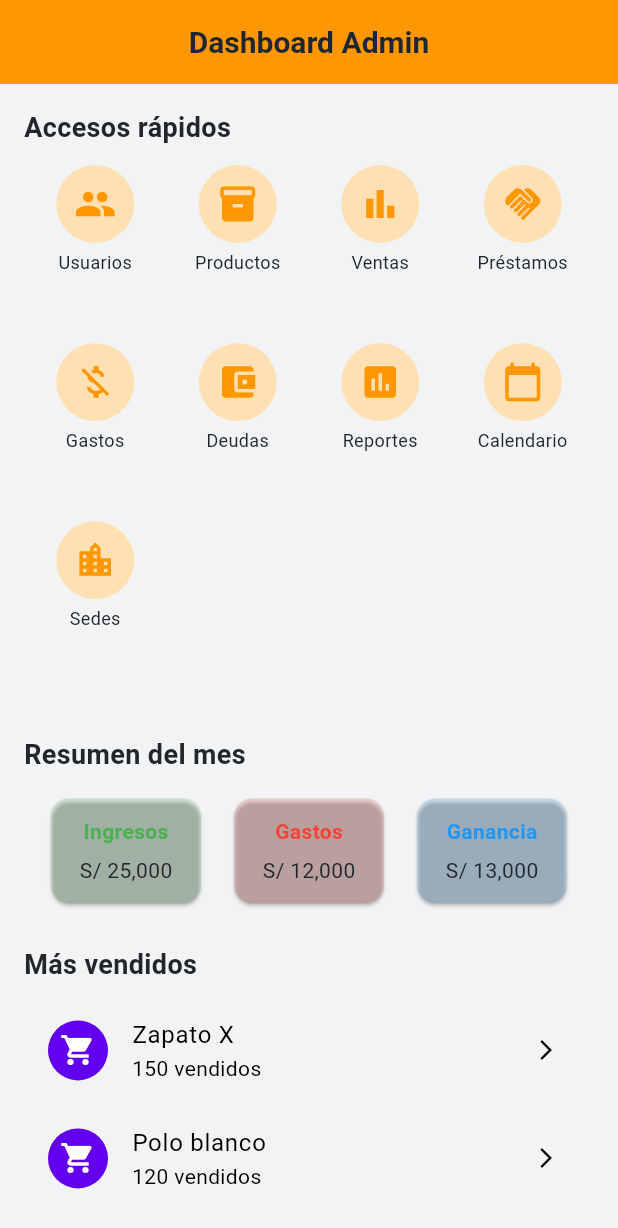
After one commit to DanielfQo/Tienda_online, a Flutter app: the HomeAdminPage screen opened by its route, on a phone screen of 412 x 824 dp. The commit adds this screen. Shown: the top 1228 px of the screen. Run offline on Flutter 3.47's test engine with Material 3 defaults, Android fonts, the phone set to English and light mode, and no system bars; our stand-ins replace go_router.

Commit message:
Avance del home admin

```diff
--- /dev/null
+++ b/lib/presentation/pages/home_admin_page.dart
@@ -0,0 +1,116 @@
+import 'package:flutter/material.dart';
+import '../../core/theme/light_color.dart';
+import '../widgets/custom_button.dart';
+import '../widgets/admin_category_button.dart';
+import '../widgets/resumen_card.dart';
+
+class HomeAdminPage extends StatelessWidget {
+  const HomeAdminPage({super.key});
+
+  final List<Map<String, dynamic>> categorias = const [
+    {'icon': Icons.people, 'label': 'Usuarios'},
+    {'icon': Icons.inventory, 'label': 'Productos'},
+    {'icon': Icons.bar_chart, 'label': 'Ventas'},
+    {'icon': Icons.handshake, 'label': 'Préstamos'},
+    {'icon': Icons.money_off, 'label': 'Gastos'},
+    {'icon': Icons.account_balance_wallet, 'label': 'Deudas'},
+    {'icon': Icons.insert_chart, 'label': 'Reportes'},
+    {'icon': Icons.calendar_today, 'label': 'Calendario'},
+    {'icon': Icons.location_city, 'label': 'Sedes'},
+  ];
+
+  @override
+  Widget build(BuildContext context) {
+    return Scaffold(
+      backgroundColor: LightColor.backgroundProfile,
+      appBar: AppBar(
+        title: const Text('Dashboard Admin'),
+        centerTitle: true,
+        backgroundColor: Colors.orange,
+      ),
+      body: SingleChildScrollView(
+        padding: const EdgeInsets.all(16),
+        child: Column(
+          crossAxisAlignment: CrossAxisAlignment.start,
+          children: [
+            // Categorías arriba
+            const Text(
+              'Accesos rápidos',
+              style: TextStyle(fontSize: 18, fontWeight: FontWeight.bold),
+            ),
+            const SizedBox(height: 12),
+            GridView.builder(
+              shrinkWrap: true,
+              physics: const NeverScrollableScrollPhysics(),
+              itemCount: categorias.length,
+              gridDelegate: const SliverGridDelegateWithFixedCrossAxisCount(
+                crossAxisCount: 4,
+                childAspectRatio: 0.8,
+              ),
+              itemBuilder: (context, index) {
+                final cat = categorias[index];
+                return AdminCategoryButton(
+                  icon: cat['icon'],
+                  label: cat['label'],
+                  onTap: () {}, // Puedes agregar navegación
+                );
+              },
+            ),
+
+            const SizedBox(height: 24),
+
+            const Text(
+              'Resumen del mes',
+              style: TextStyle(fontSize: 18, fontWeight: FontWeight.bold),
+            ),
+            const SizedBox(height: 12),
+
+            Row(
+              mainAxisAlignment: MainAxisAlignment.spaceEvenly,
+              children: const [
+                ResumenCard(
+                  title: 'Ingresos',
+                  amount: 'S/ 25,000',
+                  color: Colors.green,
+                ),
+                ResumenCard(
+                  title: 'Gastos',
+                  amount: 'S/ 12,000',
+                  color: Colors.red,
+                ),
+                ResumenCard(
+                  title: 'Ganancia',
+                  amount: 'S/ 13,000',
+                  color: Colors.blue,
+                ),
+              ],
+            ),
+
+            const SizedBox(height: 24),
+            const Text(
+              'Más vendidos',
+              style: TextStyle(fontSize: 18, fontWeight: FontWeight.bold),
+            ),
+            const SizedBox(height: 8),
+
+            ListTile(
+              leading: const CircleAvatar(child: Icon(Icons.shopping_cart)),
+              title: const Text('Zapato X'),
+              subtitle: const Text('150 vendidos'),
+              trailing: const Icon(Icons.arrow_forward_ios, size: 16),
+              onTap: () {},
+            ),
+
+            ListTile(
+              leading: const CircleAvatar(child: Icon(Icons.shopping_cart)),
+              title: const Text('Polo blanco'),
+              subtitle: const Text('120 vendidos'),
+              trailing: const Icon(Icons.arrow_forward_ios, size: 16),
+              onTap: () {},
+            ),
+          ],
+        ),
+      ),
+    );
+  }
+}
--- a/lib/presentation/pages/login_page.dart
+++ b/lib/presentation/pages/login_page.dart
@@ -27,7 +27,7 @@ class _LoginPageState extends State<LoginPage> {
     authProvider.login(username, password);
 
     if (authProvider.isLoggedIn) {
-      context.go(AppRoutes.home);
+      context.go(AppRoutes.homeAdmin);
     } else {
       setState(() {
         _error = 'Usuario o contraseña incorrectos';
--- /dev/null
+++ b/lib/presentation/widgets/admin_category_button.dart
@@ -0,0 +1,36 @@
+import 'package:flutter/material.dart';
+
+class AdminCategoryButton extends StatelessWidget {
+  final IconData icon;
+  final String label;
+  final VoidCallback onTap;
+
+  const AdminCategoryButton({
+    super.key,
+    required this.icon,
+    required this.label,
+    required this.onTap,
+  });
+
+  @override
+  Widget build(BuildContext context) {
+    return GestureDetector(
+      onTap: onTap,
+      child: Column(
+        children: [
+          CircleAvatar(
+            radius: 26,
+            backgroundColor: Colors.orange.shade100,
+            child: Icon(icon, color: Colors.orange, size: 28),
+          ),
+          const SizedBox(height: 4),
+          Text(
+            label,
+            style: const TextStyle(fontSize: 12),
+            textAlign: TextAlign.center,
+          ),
+        ],
+      ),
+    );
+  }
+}
--- /dev/null
+++ b/lib/presentation/widgets/resumen_card.dart
@@ -0,0 +1,35 @@
+import 'package:flutter/material.dart';
+
+class ResumenCard extends StatelessWidget {
+  final String title;
+  final String amount;
+  final Color color;
+
+  const ResumenCard({
+    super.key,
+    required this.title,
+    required this.amount,
+    required this.color,
+  });
+
+  @override
+  Widget build(BuildContext context) {
+    return Card(
+      color: color.withOpacity(0.15),
+      child: Container(
+        padding: const EdgeInsets.all(12),
+        width: 100,
+        child: Column(
+          children: [
+            Text(
+              title,
+              style: TextStyle(color: color, fontWeight: FontWeight.bold),
+            ),
+            const SizedBox(height: 6),
+            Text(amount, style: const TextStyle(fontSize: 14)),
+          ],
+        ),
+      ),
+    );
+  }
+}
--- a/lib/routes/app_router.dart
+++ b/lib/routes/app_router.dart
@@ -8,6 +8,7 @@ import '../presentation/pages/profile_page.dart';
 import '../presentation/pages/account_page.dart';
 import '../presentation/pages/order_history_page.dart';
 import '../presentation/pages/address_page.dart';
+import '../presentation/pages/home_admin_page.dart';
 
 final GoRouter appRouter = GoRouter(
   initialLocation: AppRoutes.home,
@@ -40,5 +41,9 @@ final GoRouter appRouter = GoRouter(
       path: AppRoutes.addressBook,
       builder: (context, state) => const AddressPage(),
     ),
+    GoRoute(
+      path: AppRoutes.homeAdmin,
+      builder: (context, state) => const HomeAdminPage(),
+    ),
   ],
 );
--- a/lib/routes/app_routes.dart
+++ b/lib/routes/app_routes.dart
@@ -6,4 +6,5 @@ class AppRoutes {
   static const String account = '/mi-cuenta';
   static const String orderHistory = '/pedidos';
   static const String addressBook = '/addresses';
+  static const String homeAdmin = '/home_admin';
 }
--- a/pubspec.yaml
+++ b/pubspec.yaml
@@ -28,13 +28,14 @@ environment:
 # the latest version available on pub.dev. To see which dependencies have newer
 # versions available, run `flutter pub outdated`.
 dependencies:
+  fl_chart: ^0.65.0
   flutter:
     sdk: flutter
 
   # The following adds the Cupertino Icons font to your application.
   # Use with the CupertinoIcons class for iOS style icons.
   cupertino_icons: ^1.0.8
-  go_router: ^15.2.4
+  go_router: ^16.0.0
   provider: ^6.1.5
 
 dev_dependencies:
```
